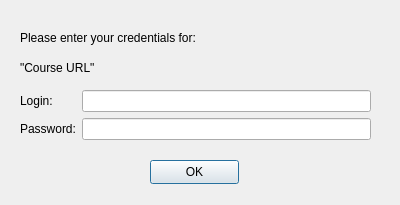
Above: GUIProject/QtGUI/Credentials.ui from johan1252/QNoteGet before the change. Below: the same form after it.
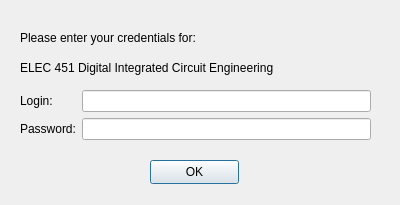
That is the form after the change.

Commit message: Adding pop-up trigger by backend when 451 password protected course is used. Also ensure DB is updated with the extensions as necessary.

What changed in the file:
```diff
--- a/GUIProject/QtGUI/Credentials.ui
+++ b/GUIProject/QtGUI/Credentials.ui
@@ -84,7 +84,7 @@
     </rect>
    </property>
    <property name="text">
-    <string>&quot;Course URL&quot;</string>
+    <string>ELEC 451 Digital Integrated Circuit Engineering</string>
    </property>
   </widget>
   <widget class="QPushButton" name="validateCredentials_button">
```
The commit also changes 7 other files.
